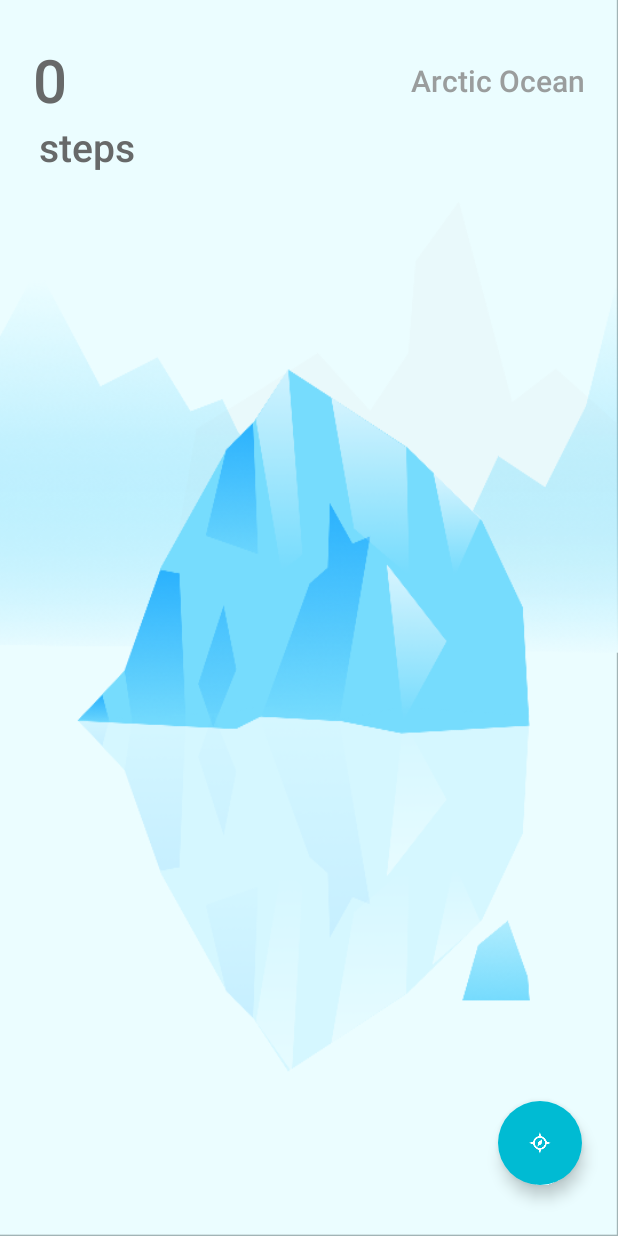
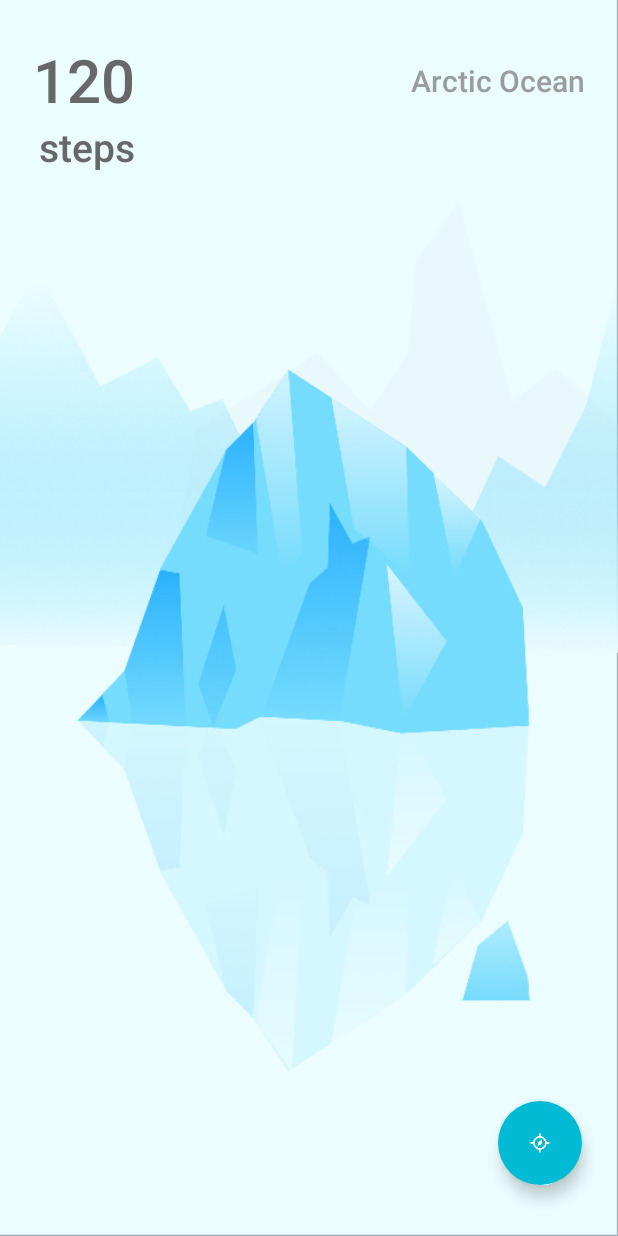
Before and after one commit to ysharry/15fall-hackcmu, an Android app: the screen it shows after launch (MainActivity), on a phone screen of 412 x 824 dp. Run offline under Robolectric (Android 15) with nearby library versions, the phone set to English and light mode, and no system bars; libraries missing offline, so code that uses them is left out: com.facebook; 3 statements that could not run were skipped.

Commit message:
some shit

```diff
--- a/HelloWorld/app/src/main/java/org/hackcmu/helloworld/MainActivity.java
+++ b/HelloWorld/app/src/main/java/org/hackcmu/helloworld/MainActivity.java
@@ -313,9 +313,13 @@ public class MainActivity extends AppCompatActivity {
     }
 
     private void addToStepCount(int newSteps) {
+        int oldsteps = totalSteps;
         totalSteps += newSteps;
         TextView stepCountView = (TextView) findViewById(R.id.stepnumber);
-        stepCountView.setText(String.valueOf(totalSteps));
+        while(oldsteps < totalSteps) {
+            stepCountView.setText(String.valueOf(oldsteps));
+            oldsteps++;
+        }
     }
 
     public int getTotalSteps() {
```
